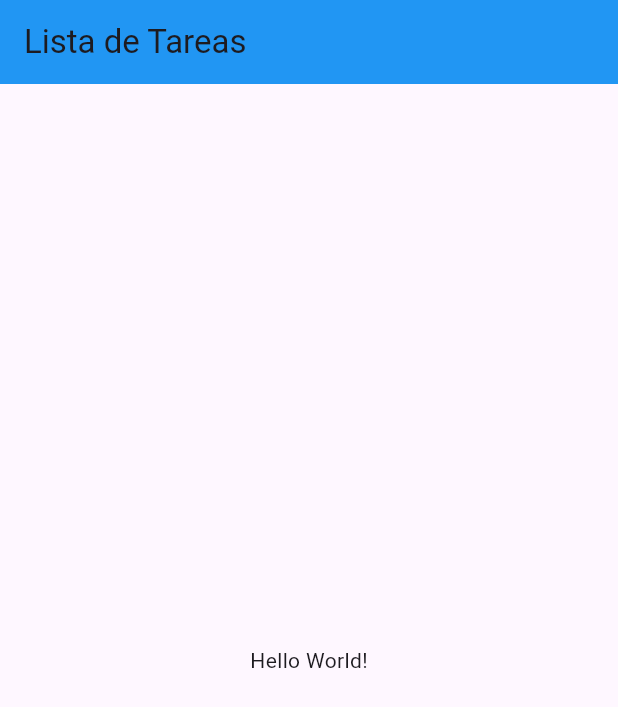
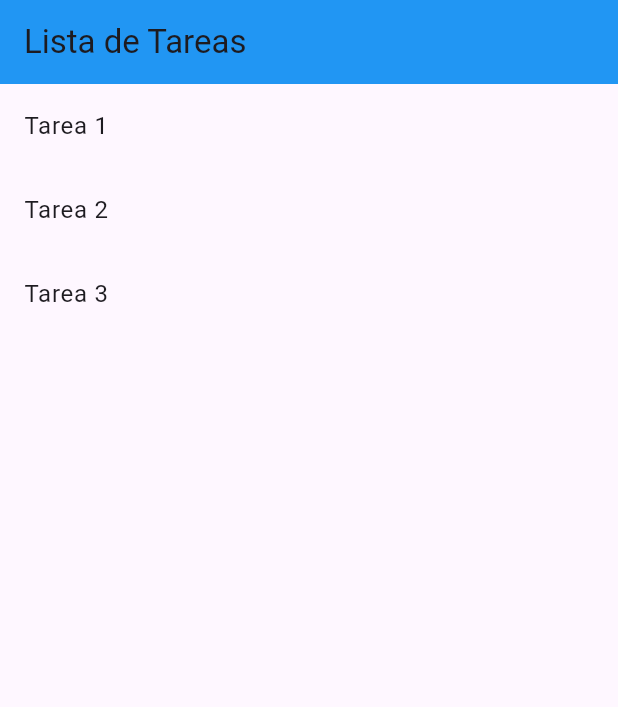
Before and after one commit to SebastianGT2003/Lista-de-tareas, a Flutter app: the screen it shows after launch, on a phone screen of 412 x 824 dp. Shown: the top 707 px of the screen. Run offline on Flutter 3.47's test engine with Material 3 defaults, Android fonts, the phone set to English and light mode, and no system bars.

```diff
--- a/lib/main.dart
+++ b/lib/main.dart
@@ -16,8 +16,20 @@ class MainApp extends StatelessWidget {
           title: Text("Lista de Tareas"),
           backgroundColor: Colors.blue,
         ),
-        body: Center(
-          child: Text('Hello World!'),
+        body: ListView(
+          children: [
+            // Aquí puedes agregar ListTile para representar tus tareas
+            ListTile(
+              title: Text('Tarea 1'),
+            ),
+            ListTile(
+              title: Text('Tarea 2'),
+            ),
+            ListTile(
+              title: Text('Tarea 3'),
+            ),
+            // Puedes agregar más ListTiles según sea necesario
+          ],
         ),
       ),
     );
```
Also changed, not shown: lib/models/task.dart (added, +7 -0 lines), lib/views/widgets/taskpage.dart (added).
